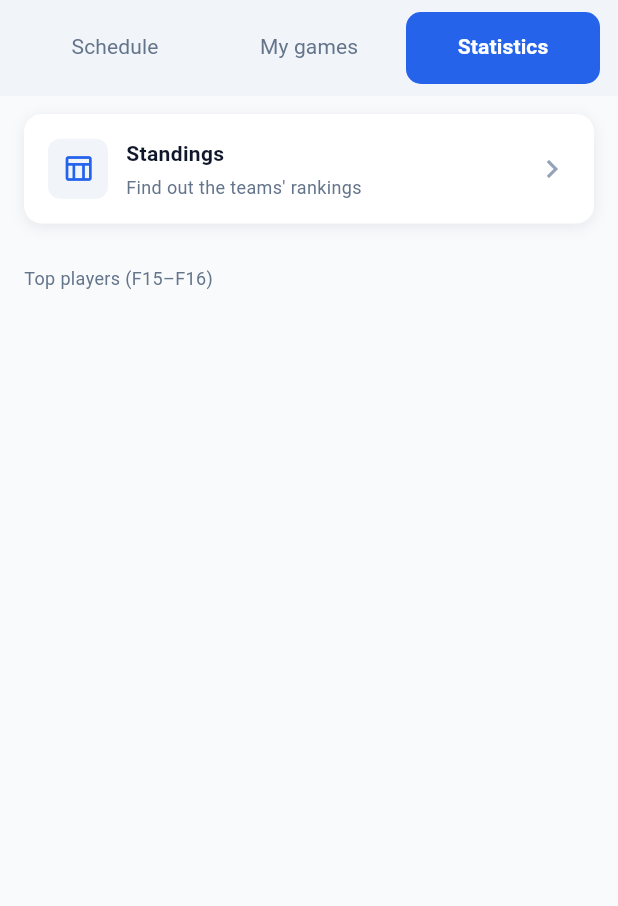
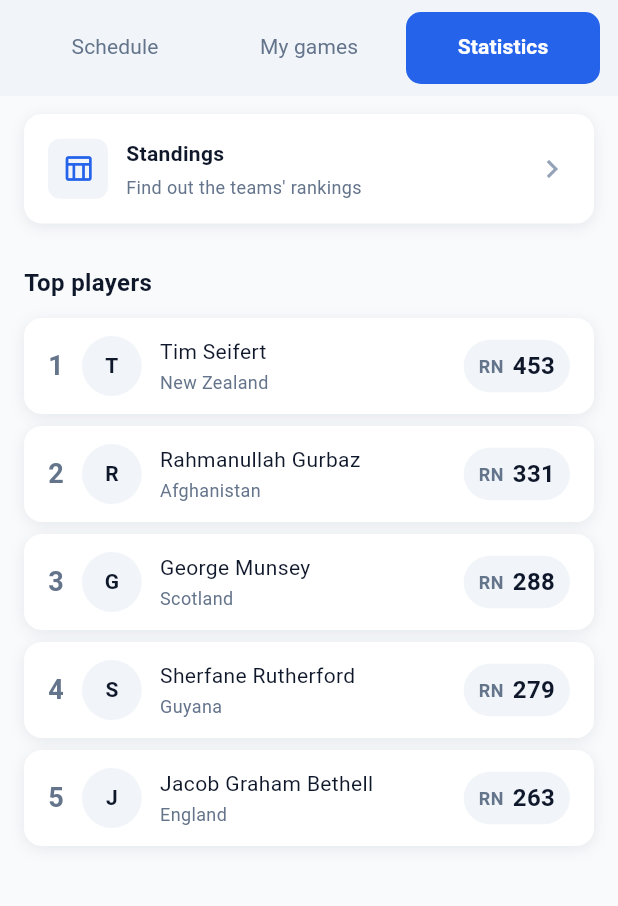
Before and after one commit to SaeefMinhaz/flutter_complex_ui_guide, a Flutter app: the screen it shows after launch, tab 3 chosen, on a phone screen of 412 x 824 dp, the part 330-1236 px from its top. Run offline on Flutter 3.47's test engine with Material 3 defaults, Android fonts, the phone set to English and light mode, and no system bars; our stand-ins replace equatable, flutter_bloc.

Commit message:
feat(statistics): Top players list item and section added

```diff
--- a/lib/features/statistics/presentation/statistics_page.dart
+++ b/lib/features/statistics/presentation/statistics_page.dart
@@ -1,11 +1,20 @@
 import 'package:flutter/material.dart';
 
-import '../../../core/theme/theme.dart';
+import '../../../core/widgets/widgets.dart';
 import 'widgets/standings_card.dart';
+import 'widgets/top_player_list_item.dart';
 
-/// Statistics tab content. Standings card (F14), Top players in F15–F16.
+/// Statistics tab content. Standings card (F14), Top players list (F15–F16).
 class StatisticsPage extends StatelessWidget {
   const StatisticsPage({super.key});
+
+  static const _players = [
+    (1, 'Tim Seifert', 'New Zealand', 453),
+    (2, 'Rahmanullah Gurbaz', 'Afghanistan', 331),
+    (3, 'George Munsey', 'Scotland', 288),
+    (4, 'Sherfane Rutherford', 'Guyana', 279),
+    (5, 'Jacob Graham Bethell', 'England', 263),
+  ];
 
   @override
   Widget build(BuildContext context) {
@@ -20,13 +29,21 @@ class StatisticsPage extends StatelessWidget {
             },
           ),
         ),
-        SliverToBoxAdapter(
-          child: Padding(
-            padding: const EdgeInsets.all(16),
-            child: Text(
-              'Top players (F15–F16)',
-              style: AppTextStyles.bodySmall,
-            ),
+        const SliverToBoxAdapter(
+          child: SectionHeader(title: 'Top players'),
+        ),
+        SliverList(
+          delegate: SliverChildBuilderDelegate(
+            (context, index) {
+              final (rank, name, country, runs) = _players[index];
+              return TopPlayerListItem(
+                rank: rank,
+                name: name,
+                country: country,
+                runs: runs,
+              );
+            },
+            childCount: _players.length,
           ),
         ),
       ],
--- /dev/null
+++ b/lib/features/statistics/presentation/widgets/top_player_list_item.dart
@@ -0,0 +1,101 @@
+import 'package:flutter/material.dart';
+
+import '../../../../core/theme/theme.dart';
+import '../../../../core/widgets/card_container.dart';
+
+class TopPlayerListItem extends StatelessWidget {
+  const TopPlayerListItem({
+    super.key,
+    required this.rank,
+    required this.name,
+    required this.country,
+    required this.runs,
+  });
+
+  final int rank;
+  final String name;
+  final String country;
+  final int runs;
+
+  @override
+  Widget build(BuildContext context) {
+    return CardContainer(
+      margin: const EdgeInsets.symmetric(horizontal: 16, vertical: 4),
+      padding: const EdgeInsets.symmetric(horizontal: 16, vertical: 12),
+      child: Row(
+        children: [
+          Text(
+            '$rank',
+            style: AppTextStyles.cardTitle.copyWith(
+              fontSize: 18,
+              color: AppColors.textSecondary,
+            ),
+          ),
+          const SizedBox(width: 12),
+          CircleAvatar(
+            radius: 20,
+            backgroundColor: AppColors.surface,
+            child: Text(
+              name.isNotEmpty ? name[0] : '?',
+              style: AppTextStyles.cardTitle,
+            ),
+          ),
+          const SizedBox(width: 12),
+          Expanded(
+            child: Column(
+              crossAxisAlignment: CrossAxisAlignment.start,
+              children: [
+                Text(
+                  name,
+                  style: AppTextStyles.body,
+                  overflow: TextOverflow.ellipsis,
+                ),
+                const SizedBox(height: 2),
+                Text(
+                  country,
+                  style: AppTextStyles.bodySmall,
+                  overflow: TextOverflow.ellipsis,
+                ),
+              ],
+            ),
+          ),
+          const SizedBox(width: 12),
+          _RunsBadge(runs: runs),
+        ],
+      ),
+    );
+  }
+}
+
+class _RunsBadge extends StatelessWidget {
+  const _RunsBadge({required this.runs});
+
+  final int runs;
+
+  @override
+  Widget build(BuildContext context) {
+    return Container(
+      padding: const EdgeInsets.symmetric(horizontal: 10, vertical: 6),
+      decoration: BoxDecoration(
+        color: AppColors.surface,
+        borderRadius: BorderRadius.circular(999),
+      ),
+      child: Row(
+        mainAxisSize: MainAxisSize.min,
+        children: [
+          Text(
+            'RN',
+            style: AppTextStyles.bodySmall.copyWith(
+              fontWeight: FontWeight.w600,
+            ),
+          ),
+          const SizedBox(width: 6),
+          Text(
+            '$runs',
+            style: AppTextStyles.score.copyWith(fontSize: 16),
+          ),
+        ],
+      ),
+    );
+  }
+}
```
